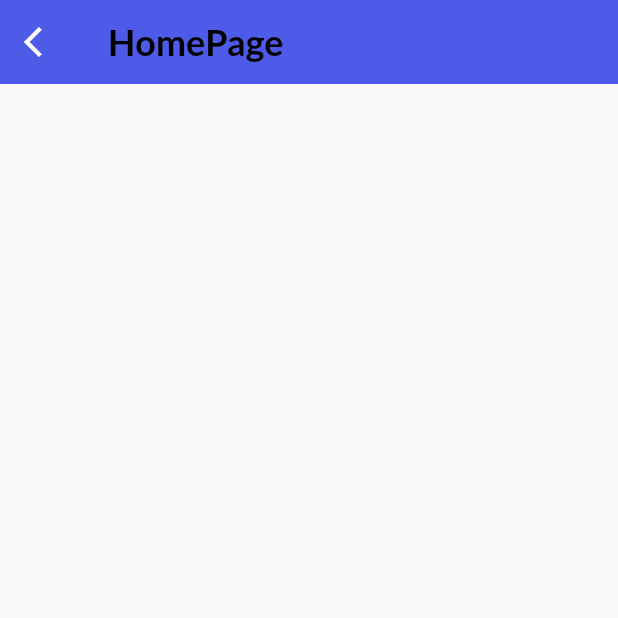
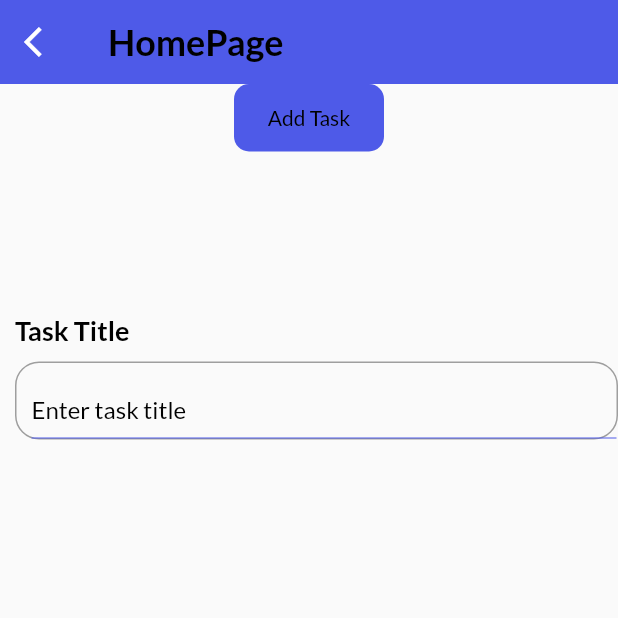
Before and after one commit to Mohamed-Elrashidy/To-Do-App, a Flutter app: the screen it shows after launch, on a phone screen of 412 x 824 dp, the top half of it. Run offline on Flutter 3.47's test engine with Material 2 defaults, Android fonts, the phone set to English and light mode, and no system bars; our stand-ins replace get, get_storage, google_fonts.

Commit message:
add input field

```diff
--- a/todo/lib/ui/pages/home_page.dart
+++ b/todo/lib/ui/pages/home_page.dart
@@ -1,5 +1,8 @@
 import 'package:flutter/material.dart';
 import 'package:get/get.dart';
+import 'package:todo/ui/size_config.dart';
+import 'package:todo/ui/widgets/button.dart';
+import 'package:todo/ui/widgets/input_field.dart';
 import 'package:todo/ui/widgets/textformat.dart';
 import 'package:todo/services/theme_services.dart';
 import 'notification_screen.dart';
@@ -17,6 +20,7 @@ class HomePage extends StatefulWidget {
 class _HomePageState extends State<HomePage> {
   @override
   Widget build(BuildContext context) {
+    SizeConfig().init(context);
     return Scaffold(
       appBar: AppBar(
           backgroundColor: context.theme.backgroundColor,
@@ -29,8 +33,18 @@ class _HomePageState extends State<HomePage> {
               },
               icon: const Icon(Icons.arrow_back_ios)),
           elevation: 0,
-          title: headingStyle('HomePage')),
-      body: Container(),
+          title: Text('HomePage', style: headingStyle())),
+      body: SafeArea(
+          child: SingleChildScrollView(
+              child: Container(
+        child: Column(
+          children: [
+            MyButton(label: 'Add Task', onTap: () {}),
+            SizedBox(height: 100),
+            InputField(title: "Task Title", hint: "Enter task title")
+          ],
+        ),
+      ))),
     );
   }
 }
--- a/todo/lib/ui/widgets/button.dart
+++ b/todo/lib/ui/widgets/button.dart
@@ -1,10 +1,27 @@
 import 'package:flutter/material.dart';
+import 'package:todo/ui/theme.dart';
+import 'package:todo/ui/widgets/textformat.dart';
 
 class MyButton extends StatelessWidget {
-  const MyButton({Key? key}) : super(key: key);
-
+  const MyButton({required this.label, required this.onTap});
+  final String label;
+  final Function onTap;
   @override
   Widget build(BuildContext context) {
-    return Container();
+    return GestureDetector(
+      onTap: () => onTap,
+      child: Center(
+        child: Container(
+            width: 100,
+            height: 45,
+            decoration: BoxDecoration(
+                color: primaryClr, borderRadius: BorderRadius.circular(10)),
+            child: Center(
+                child: Text(
+              label,
+              style: bodyStyle(),
+            ))),
+      ),
+    );
   }
 }
--- a/todo/lib/ui/widgets/input_field.dart
+++ b/todo/lib/ui/widgets/input_field.dart
@@ -1,10 +1,77 @@
 import 'package:flutter/material.dart';
+import 'package:get/get.dart';
+import 'package:todo/ui/size_config.dart';
+import 'package:todo/ui/widgets/textformat.dart';
 
 class InputField extends StatelessWidget {
-  const InputField({Key? key}) : super(key: key);
+  InputField(
+      {required this.title, required this.hint, this.controller, this.widget});
+  final String title;
+  final String hint;
+  final TextEditingController? controller;
+  late final Widget? widget;
 
   @override
   Widget build(BuildContext context) {
-    return Container();
+    return Container(
+        height: 100,
+        width: SizeConfig.screenWidth,
+        padding: const EdgeInsets.only(top: 8),
+        margin: EdgeInsets.only(left: 10),
+        decoration: BoxDecoration(
+          borderRadius: BorderRadius.circular(16),
+          //  border: Border.all(color: Colors.grey)
+        ),
+        child: SingleChildScrollView(
+          child: Column(
+            crossAxisAlignment: CrossAxisAlignment.start,
+            children: [
+              Text(title, style: titleStyle()),
+              SizedBox(height: 10),
+              Container(
+                height: 52,
+                child: Row(
+                  children: [
+                    Expanded(
+                      child: Container(
+                          height: 52,
+                          width: SizeConfig.screenWidth,
+                          padding: const EdgeInsets.only(top: 8, left: 10),
+                          // margin: EdgeInsets.only(left: 10),
+                          decoration: BoxDecoration(
+                              borderRadius: BorderRadius.circular(16),
+                              border: Border.all(color: Colors.grey)),
+                          child: TextFormField(
+                            readOnly: widget != null ? true : false,
+                            cursorColor: Get.isDarkMode
+                                ? Colors.grey[100]
+                                : Colors.grey[700],
+                            controller: controller,
+                            style: subTitleStyle(),
+                            autofocus: false,
+                            decoration: InputDecoration(
+                                enabledBorder: UnderlineInputBorder(
+                                  borderSide: BorderSide(
+                                    width: 0,
+                                    color: context.theme.backgroundColor,
+                                  ),
+                                ),
+                                focusedBorder: UnderlineInputBorder(
+                                  borderSide: BorderSide(
+                                    width: 0,
+                                    color: context.theme.backgroundColor,
+                                  ),
+                                ),
+                                hintText: hint,
+                                hintStyle: subTitleStyle()),
+                          )),
+                    ),
+                    widget ?? Container()
+                  ],
+                ),
+              ),
+            ],
+          ),
+        ));
   }
 }
--- a/todo/lib/ui/widgets/textformat.dart
+++ b/todo/lib/ui/widgets/textformat.dart
@@ -14,56 +14,50 @@ Widget smallText(String s) {
   );
 }
 
-Widget headingStyle(String s) {
-  return Text(s,
-      style: GoogleFonts.lato(
+TextStyle headingStyle() {
+  return GoogleFonts.lato(
       textStyle: TextStyle(
           fontSize: 24,
           fontWeight: FontWeight.bold,
-              color: Get.isDarkMode ? Colors.white : Colors.black)));
+          color: Get.isDarkMode ? Colors.white : Colors.black));
 }
 
-Widget subHeadingStyle(String s) {
-  return Text(s,
-      style: GoogleFonts.lato(
+TextStyle subHeadingStyle() {
+  return GoogleFonts.lato(
       textStyle: TextStyle(
           fontSize: 20,
           fontWeight: FontWeight.bold,
-              color: Get.isDarkMode ? Colors.white : Colors.black)));
+          color: Get.isDarkMode ? Colors.white : Colors.black));
 }
 
-Widget titleStyle(String s) {
-  return Text(s,
-      style: GoogleFonts.lato(
+TextStyle titleStyle() {
+  return GoogleFonts.lato(
       textStyle: TextStyle(
           fontSize: 18,
           fontWeight: FontWeight.bold,
-              color: Get.isDarkMode ? Colors.white : Colors.black)));
+          color: Get.isDarkMode ? Colors.white : Colors.black));
 }
 
-Widget subTitleStyle(String s) {
-  return Text(s,
-      style: GoogleFonts.lato(
+TextStyle subTitleStyle() {
+  return GoogleFonts.lato(
       textStyle: TextStyle(
           fontSize: 16,
           fontWeight: FontWeight.w400,
-              color: Get.isDarkMode ? Colors.white : Colors.black)));
+          color: Get.isDarkMode ? Colors.white : Colors.black));
 }
 
-Widget bodyStyle(String s) {
-  return Text(s,
-      style: GoogleFonts.lato(
+TextStyle bodyStyle() {
+  return GoogleFonts.lato(
       textStyle: TextStyle(
           fontSize: 14,
           fontWeight: FontWeight.w400,
-              color: Get.isDarkMode ? Colors.white : Colors.black)));
+          color: Get.isDarkMode ? Colors.white : Colors.black));
 }
 
-Widget body2Style(String s) {
-  return Text(s,
-      style: GoogleFonts.lato(
+TextStyle body2Style() {
+  return GoogleFonts.lato(
       textStyle: TextStyle(
           fontSize: 14,
           fontWeight: FontWeight.w400,
-              color: Get.isDarkMode ? Colors.grey[200] : Colors.black)));
+          color: Get.isDarkMode ? Colors.grey[200] : Colors.black));
 }
```
Lines whose indentation alone changed are shown as unchanged.
